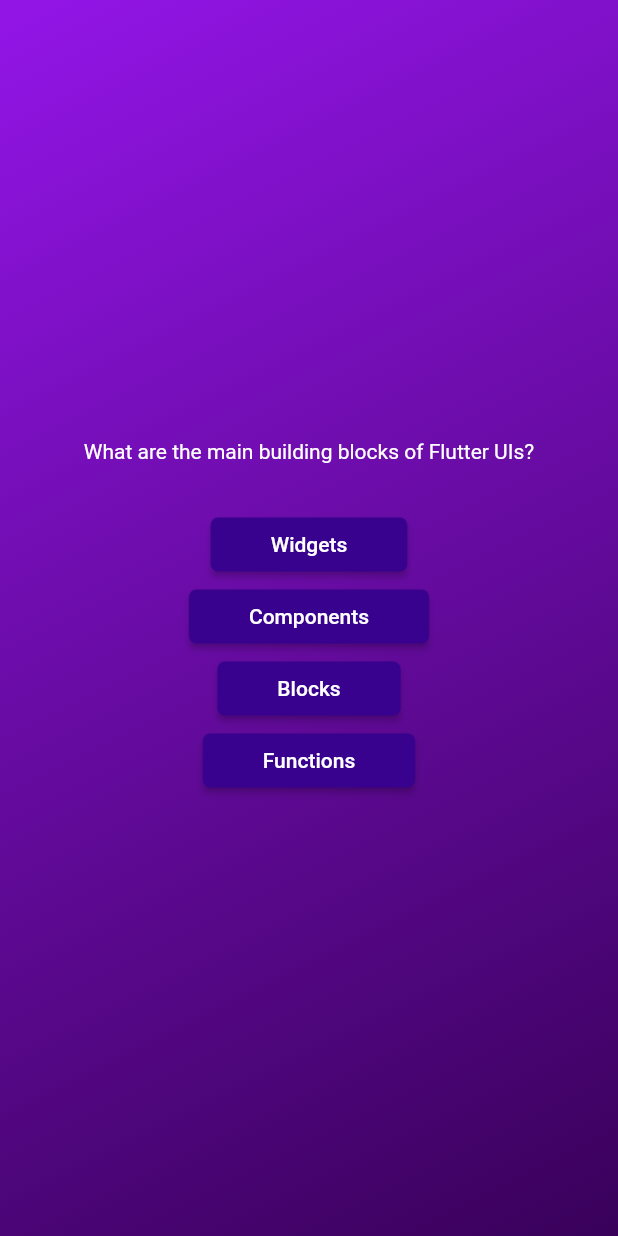
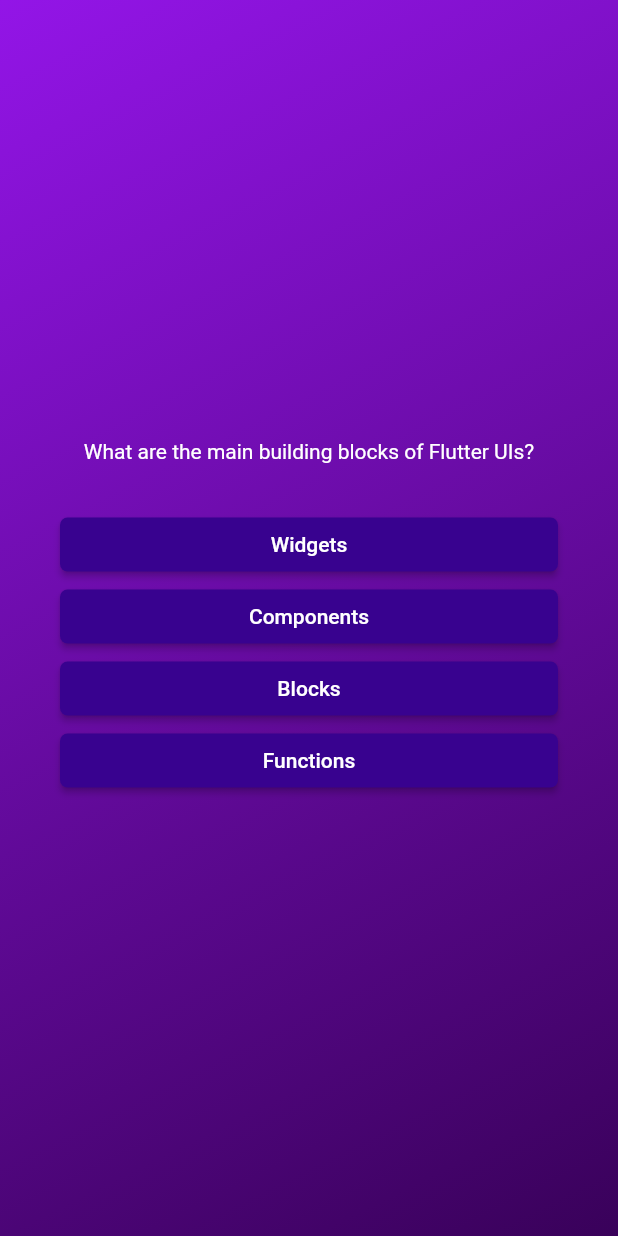
Before and after one commit to LuisDutra/quiz_app, a Flutter app: the screen it shows after launch, after a tap on "Start Quiz", on a phone screen of 412 x 824 dp. Run offline on Flutter 3.47's test engine with Material 2 defaults, Android fonts, the phone set to English and light mode, and no system bars.

Commit message:
center butons and text

```diff
--- a/lib/questions_screen.dart
+++ b/lib/questions_screen.dart
@@ -16,21 +16,27 @@ class _QuestionsScreenState extends State<QuestionScreen> {
   @override
   Widget build(BuildContext context) {
     final currentQuestion = questions[0];
-    return Column(
+    return Container(
+      margin: const EdgeInsets.all(40),
+      child: Column(
+        crossAxisAlignment: CrossAxisAlignment.stretch,
         mainAxisSize: MainAxisSize.min,
         children: [
           Text(
             currentQuestion.text,
-          style: const TextStyle(color: Colors.white),
+            style: const TextStyle(
+              color: Colors.white,
+            ),
+            textAlign: TextAlign.center,
           ),
           const SizedBox(
             height: 30,
           ),
-        AnswerButton(answerText: currentQuestion.answers[0], onTap: () {}),
-        AnswerButton(answerText: currentQuestion.answers[1], onTap: () {}),
-        AnswerButton(answerText: currentQuestion.answers[2], onTap: () {}),
-        AnswerButton(answerText: currentQuestion.answers[3], onTap: () {}),
+          ...currentQuestion.answers.map((answer) {
+            return AnswerButton(answerText: answer, onTap: () {});
+          })
         ],
+      ),
     );
   }
 }
```
Lines whose indentation alone changed are shown as unchanged.
